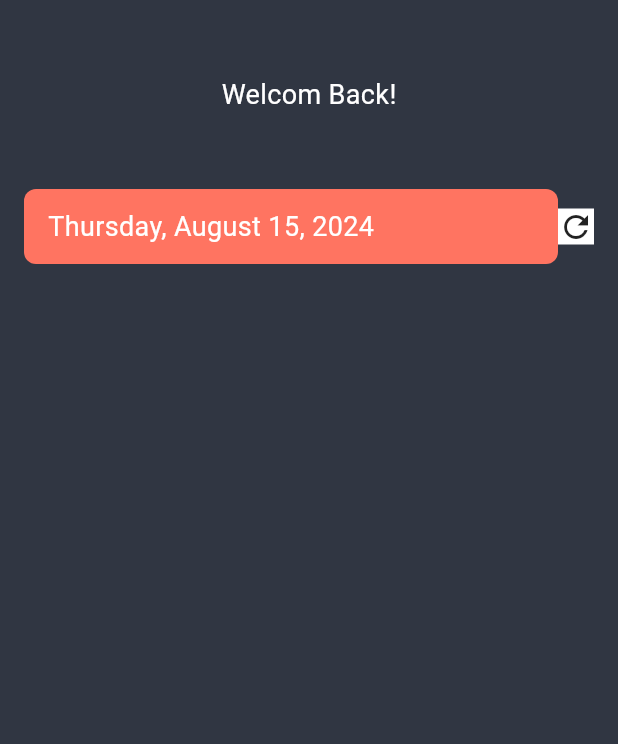
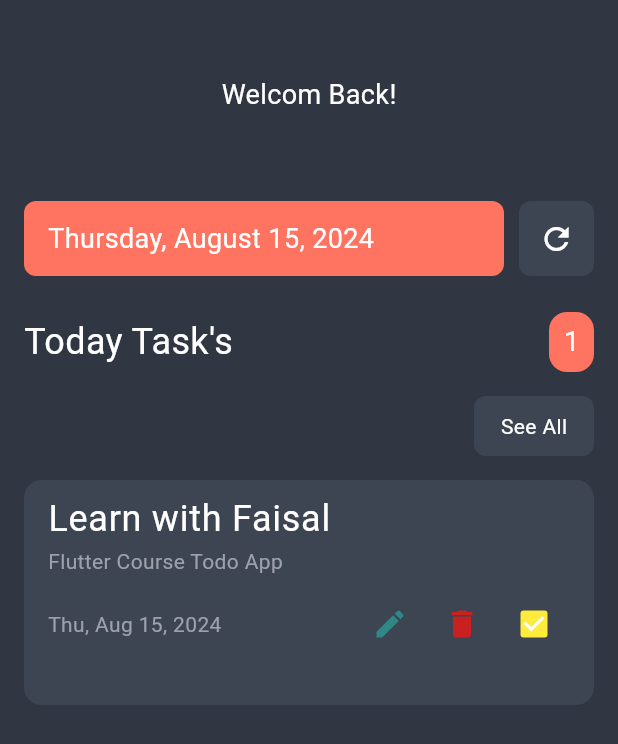
Before and after one commit to faisal-abdelnase/todoist, a Flutter app: the TasksPage screen opened directly, on a phone screen of 412 x 824 dp. Shown: the top 744 px of the screen. Run offline on Flutter 3.47's test engine with Material 3 defaults, Android fonts, the phone set to English and light mode, and no system bars; our stand-ins replace shared_preferences; accounts and stored records are empty.

Commit message:
add task information card

```diff
--- a/lib/features/add_task/presentation/view/add_task_page.dart
+++ b/lib/features/add_task/presentation/view/add_task_page.dart
@@ -1,6 +1,11 @@
+import 'package:flutter/cupertino.dart';
 import 'package:flutter/material.dart';
+import 'package:flutter/rendering.dart';
+import 'package:flutter/widgets.dart';
+import 'package:intl/intl.dart';
 import 'package:shared_preferences/shared_preferences.dart';
 import 'package:todoist/core/utils/colors.dart';
+import 'package:todoist/features/add_task/presentation/view/widgets/custom_icon_buttons.dart';
 import 'package:todoist/features/add_task/presentation/view/widgets/date_time_format.dart';
 
 class TasksPage extends StatefulWidget {
@@ -15,7 +20,6 @@
   late String name;
 
 
-  // String formatDatenow = DateFormat('EEEE, MMMM d, y').format(now);
 
   void initState() {
     // TODO: implement initState
@@ -55,8 +59,103 @@
                 color: Colors.white,
               ),),
 
-              DateTimeFormat(),
+              const DateTimeFormat(),
+
+              Padding(
+                padding: const EdgeInsets.symmetric(horizontal: 16),
+                child: Row(
+                  mainAxisAlignment: MainAxisAlignment.spaceBetween,
+                  children: [
+                    const Text("Today Task's",
+                    style: TextStyle(
+                      color: Colors.white,
+                      fontSize: 24
+                    ),),
+
+                    Container(
+                      width: 30,
+                      height: 40,
+
+                      decoration: BoxDecoration(
+                        borderRadius: BorderRadius.circular(12),
+                        color: papaya,
+                      ),
+                      child: const Center(
+                        child: Text("1",
+                        style: TextStyle(
+                          color: Colors.white,
+                          fontSize: 18
+                        ),)),
+                    ),
+
+                  ],
+                ),
+              ),
+              Align(
+                alignment: Alignment.topRight,
+                child: Container(
+                  width: 80,
+                  height: 40,
+                  decoration: BoxDecoration(
+                    borderRadius: BorderRadius.circular(8),
+                    color: bodyGray,
+                  ),
+                  margin: const EdgeInsets.only(right: 16, top: 16),
+                    child: const Center(
+                      child: Text("See All",
+                      style: TextStyle(
+                        color: Colors.white
+                      ),),
+                    ),
+                  ),
+              ),
+
+
+              Container(
+                margin: const EdgeInsets.symmetric(horizontal: 16, vertical: 16),
+                decoration: BoxDecoration(
+                  color: bodyGray,
+                  borderRadius: BorderRadius.circular(12),
+                ),
+                child: Column(
+                  children: [
+                    ListTile(
+                      title: const Text("Learn with Faisal",
+                      style: TextStyle(
+                        color: Colors.white,
+                        fontSize: 24
+                      ),),
+                      subtitle: Text("Flutter Course Todo App",
+                      style: TextStyle(
+                        color: gray,
+                      ),),
+                    ),
+
+                    Padding(
+                      padding: const EdgeInsets.symmetric(horizontal: 16),
+                      child: Row(
+                        mainAxisAlignment: MainAxisAlignment.spaceBetween,
+                        children: [
+                          Text(DateFormat('EE, MMM d, y').format( DateTime.now()).toString(),
+                          style: TextStyle(
+                            color: gray,
+                          ),),
+
+                          const CustomIconButtons(),
+                        ],
+                      ),
+                    ),
+
+                    const SizedBox(
+                      height: 30,
+                    ),
+                  ],
+                ),
+              ),
+
+
             ],),
+
         ),
       ),
     );
--- /dev/null
+++ b/lib/features/add_task/presentation/view/widgets/custom_icon_buttons.dart
@@ -0,0 +1,50 @@
+import 'package:flutter/material.dart';
+import 'package:todoist/core/utils/colors.dart';
+
+class CustomIconButtons extends StatefulWidget {
+  const CustomIconButtons({
+    super.key,
+  });
+
+  @override
+  State<CustomIconButtons> createState() => _CustomIconButtonsState();
+}
+
+class _CustomIconButtonsState extends State<CustomIconButtons> {
+
+  bool isCheck = true;
+  @override
+  Widget build(BuildContext context) {
+    return Row(
+      children: [
+        IconButton(
+          onPressed: (){},
+          icon: Icon(Icons.edit,
+          color: teal),
+          ),
+
+          IconButton(
+          onPressed: (){},
+          icon: Icon(Icons.delete,
+          color: red),
+          ),
+
+          Checkbox(
+            side: const BorderSide(
+              color: Colors.white
+            ),
+
+            activeColor: Colors.yellow,
+
+            value: isCheck,
+            onChanged: (value){
+              isCheck = value!;
+              setState(() {
+
+              });
+            }
+            ),
+      ],
+    );
+  }
+}
--- a/lib/features/add_task/presentation/view/widgets/date_time_format.dart
+++ b/lib/features/add_task/presentation/view/widgets/date_time_format.dart
@@ -8,7 +8,7 @@
   @override
   Widget build(BuildContext context) {
     return Padding(
-        padding: const EdgeInsets.symmetric(horizontal: 16, vertical: 16),
+        padding: const EdgeInsets.symmetric(horizontal: 16, vertical: 24),
         child: Row(
           children: [
             Expanded(
@@ -28,13 +28,23 @@
               ),
             ),
 
+            const SizedBox(
+              width: 10,
+            ),
+
             Container(
+              width: 50,
+              height: 50,
               decoration: BoxDecoration(
-                color: Colors.white,
+                borderRadius: BorderRadius.circular(8),
+                color: bodyGray.withOpacity(1),
               ),
 
-              child: Icon(Icons.refresh),
-            )
+              child: const Icon(
+                Icons.refresh,
+                color: Colors.white,
+                ),
+            ),
           ],
         ),
       );
```
